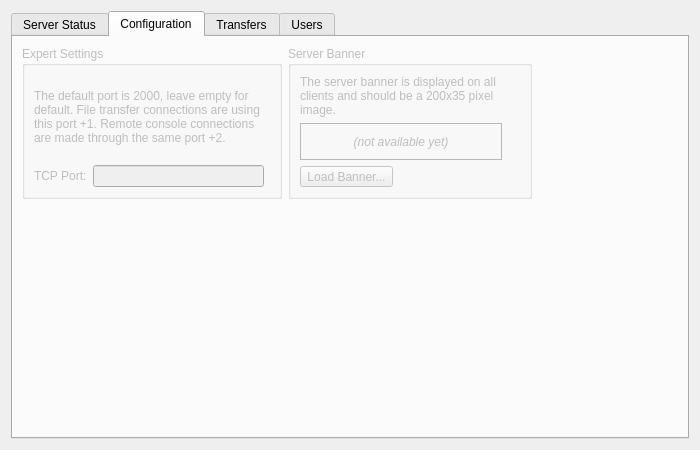
First picture: the form in qw_server_gui/QwmMonitorWindow.ui, repository pcjpnet/qwired-suite, before the edit.
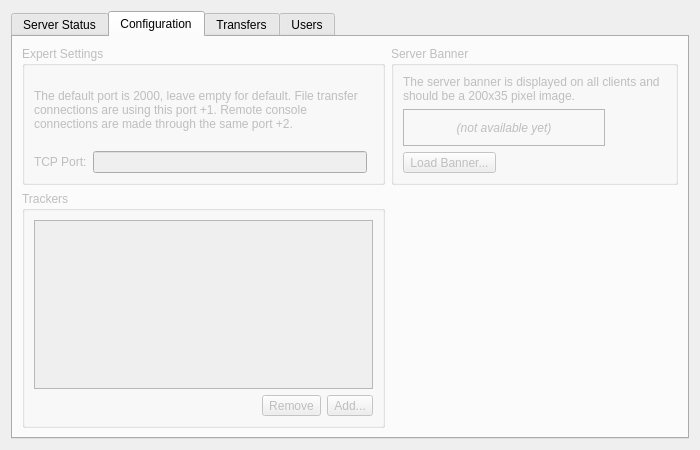
Second picture: the form after the edit. The open tabs and pages were chosen to show the change. Icons and pictures are not drawn.

Commit message: Added RELOAD command to the console API. Added support for editing tracker URLs in the Server GUI.

The edit to the form file:
```diff
--- a/qw_server_gui/QwmMonitorWindow.ui
+++ b/qw_server_gui/QwmMonitorWindow.ui
@@ -436,8 +436,8 @@
       <attribute name="title">
        <string>Configuration</string>
       </attribute>
-      <layout class="QGridLayout" name="gridLayout_4">
-       <item row="1" column="0">
+      <layout class="QGridLayout" name="gridLayout_5">
+       <item row="0" column="0">
         <widget class="QGroupBox" name="groupBox_4">
          <property name="title">
           <string>Expert Settings</string>
@@ -472,33 +472,7 @@
          </layout>
         </widget>
        </item>
-       <item row="1" column="2" rowspan="2">
-        <spacer name="horizontalSpacer_4">
-         <property name="orientation">
-          <enum>Qt::Horizontal</enum>
-         </property>
-         <property name="sizeHint" stdset="0">
-          <size>
-           <width>190</width>
-           <height>135</height>
-          </size>
-         </property>
-        </spacer>
-       </item>
-       <item row="3" column="0">
-        <spacer name="verticalSpacer_2">
-         <property name="orientation">
-          <enum>Qt::Vertical</enum>
-         </property>
-         <property name="sizeHint" stdset="0">
-          <size>
-           <width>228</width>
-           <height>237</height>
-          </size>
-         </property>
-        </spacer>
-       </item>
-       <item row="1" column="1">
+       <item row="0" column="1">
         <widget class="QGroupBox" name="groupBox_5">
          <property name="title">
           <string>Server Banner</string>
@@ -563,6 +537,78 @@
          </layout>
         </widget>
        </item>
+       <item row="1" column="0" rowspan="2">
+        <widget class="QGroupBox" name="groupBox_6">
+         <property name="title">
+          <string>Trackers</string>
+         </property>
+         <layout class="QGridLayout" name="gridLayout_4">
+          <item row="0" column="0" colspan="3">
+           <widget class="QListWidget" name="configurationTrackersList">
+            <property name="font">
+             <font>
+              <pointsize>11</pointsize>
+             </font>
+            </property>
+            <property name="alternatingRowColors">
+             <bool>true</bool>
+            </property>
+           </widget>
+          </item>
+          <item row="1" column="0">
+           <spacer name="horizontalSpacer">
+            <property name="orientation">
+             <enum>Qt::Horizontal</enum>
+            </property>
+            <property name="sizeHint" stdset="0">
+             <size>
+              <width>40</width>
+              <height>20</height>
+             </size>
+            </property>
+           </spacer>
+          </item>
+          <item row="1" column="1">
+           <widget class="QToolButton" name="btnConfigurationTrackersRemove">
+            <property name="enabled">
+             <bool>false</bool>
+            </property>
+            <property name="text">
+             <string>Remove</string>
+            </property>
+            <property name="icon">
+             <iconset resource="../qw_client/application.qrc">
+              <normaloff>:/icons/16x16/list-remove.png</normaloff>:/icons/16x16/list-remove.png</iconset>
+            </property>
+           </widget>
+          </item>
+          <item row="1" column="2">
+           <widget class="QToolButton" name="btnConfigurationTrackersAdd">
+            <property name="text">
+             <string>Add...</string>
+            </property>
+            <property name="icon">
+             <iconset resource="../qw_client/application.qrc">
+              <normaloff>:/icons/16x16/list-add.png</normaloff>:/icons/16x16/list-add.png</iconset>
+            </property>
+           </widget>
+          </item>
+         </layout>
+        </widget>
+       </item>
+       <item row="2" column="1">
+        <spacer name="verticalSpacer_2">
+         <property name="orientation">
+          <enum>Qt::Vertical</enum>
+         </property>
+         <property name="sizeHint" stdset="0">
+          <size>
+           <width>228</width>
+           <height>237</height>
+          </size>
+         </property>
+        </spacer>
+       </item>
       </layout>
      </widget>
      <widget class="QWidget" name="tabTransfers">
```
The commit also changes 9 other files.
